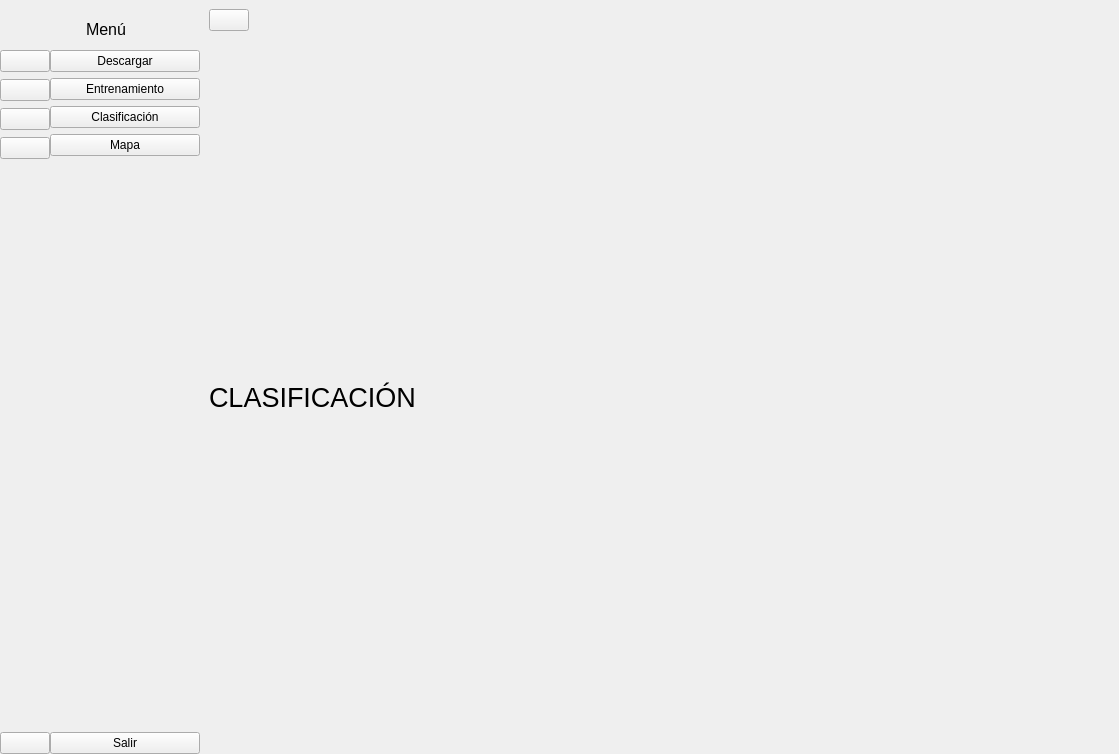
Above: index.ui from Liixxn/ETEN before the change. Below: the same form after it.
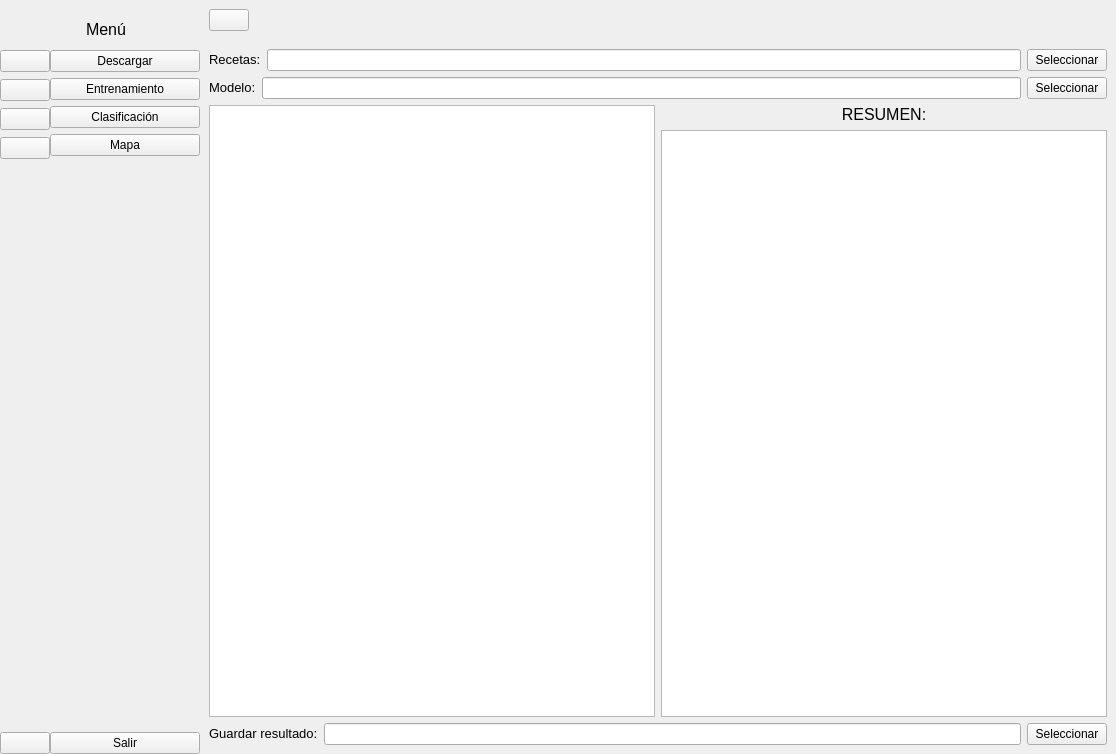
That is the form after the change. The open tabs and pages were chosen to show the change. Icons and pictures are not drawn.

Commit message: Ventana de clasificación añadida a la interfaz

```diff
--- a/index.ui
+++ b/index.ui
@@ -6,7 +6,7 @@
    <rect>
     <x>0</x>
     <y>0</y>
-    <width>1119</width>
+    <width>1116</width>
     <height>754</height>
    </rect>
   </property>
@@ -735,18 +735,90 @@
        </layout>
       </widget>
       <widget class="QWidget" name="pagina_clasificacion">
-       <layout class="QGridLayout" name="gridLayout_4">
+       <layout class="QGridLayout" name="gridLayout_8">
         <item row="0" column="0">
-         <widget class="QLabel" name="label_3">
-          <property name="font">
-           <font>
-            <pointsize>20</pointsize>
-           </font>
-          </property>
-          <property name="text">
-           <string>CLASIFICACIÓN</string>
-          </property>
-         </widget>
+         <layout class="QHBoxLayout" name="horizontalLayout_19">
+          <item>
+           <widget class="QLabel" name="label_3">
+            <property name="text">
+             <string>&lt;html&gt;&lt;head/&gt;&lt;body&gt;&lt;p&gt;&lt;span style=&quot; font-size:10pt;&quot;&gt;Recetas:&lt;/span&gt;&lt;/p&gt;&lt;/body&gt;&lt;/html&gt;</string>
+            </property>
+           </widget>
+          </item>
+          <item>
+           <widget class="QLineEdit" name="lineEdit"/>
+          </item>
+          <item>
+           <widget class="QPushButton" name="pushButton_2">
+            <property name="text">
+             <string>Seleccionar</string>
+            </property>
+           </widget>
+          </item>
+         </layout>
+        </item>
+        <item row="1" column="0">
+         <layout class="QGridLayout" name="gridLayout_4">
+          <item row="0" column="0">
+           <widget class="QLabel" name="label_13">
+            <property name="text">
+             <string>&lt;html&gt;&lt;head/&gt;&lt;body&gt;&lt;p&gt;&lt;span style=&quot; font-size:10pt;&quot;&gt;Modelo:&lt;/span&gt;&lt;/p&gt;&lt;/body&gt;&lt;/html&gt;</string>
+            </property>
+           </widget>
+          </item>
+          <item row="0" column="1">
+           <widget class="QLineEdit" name="lineEdit_2"/>
+          </item>
+          <item row="0" column="2">
+           <widget class="QPushButton" name="pushButton_3">
+            <property name="text">
+             <string>Seleccionar</string>
+            </property>
+           </widget>
+          </item>
+         </layout>
+        </item>
+        <item row="2" column="0">
+         <layout class="QHBoxLayout" name="horizontalLayout_20">
+          <item>
+           <widget class="QTableView" name="tableView"/>
+          </item>
+          <item>
+           <layout class="QVBoxLayout" name="verticalLayout_8">
+            <item>
+             <widget class="QLabel" name="label_14">
+              <property name="text">
+               <string>&lt;html&gt;&lt;head/&gt;&lt;body&gt;&lt;p align=&quot;center&quot;&gt;&lt;span style=&quot; font-size:12pt;&quot;&gt;RESUMEN:&lt;/span&gt;&lt;/p&gt;&lt;/body&gt;&lt;/html&gt;</string>
+              </property>
+             </widget>
+            </item>
+            <item>
+             <widget class="QGraphicsView" name="graphicsView"/>
+            </item>
+           </layout>
+          </item>
+         </layout>
+        </item>
+        <item row="3" column="0">
+         <layout class="QHBoxLayout" name="horizontalLayout_21">
+          <item>
+           <widget class="QLabel" name="label_15">
+            <property name="text">
+             <string>&lt;html&gt;&lt;head/&gt;&lt;body&gt;&lt;p&gt;&lt;span style=&quot; font-size:10pt;&quot;&gt;Guardar resultado:&lt;/span&gt;&lt;/p&gt;&lt;/body&gt;&lt;/html&gt;</string>
+            </property>
+           </widget>
+          </item>
+          <item>
+           <widget class="QLineEdit" name="lineEdit_3"/>
+          </item>
+          <item>
+           <widget class="QPushButton" name="pushButton_4">
+            <property name="text">
+             <string>Seleccionar</string>
+            </property>
+           </widget>
+          </item>
+         </layout>
         </item>
        </layout>
       </widget>
```
Left out of the diff: 376 changed lines with no effect on the pictures. The commit also changes 1 other file.
